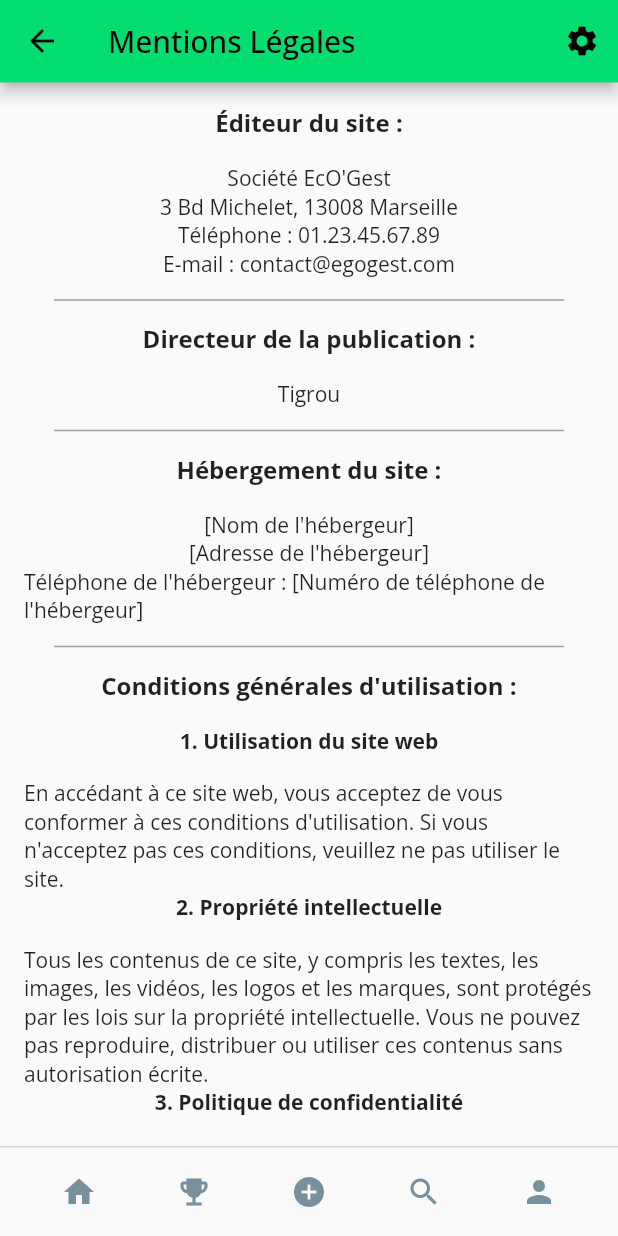
After one commit to Eco-Gest/Frontend-Flutter, a Flutter app: the LegalNotices screen opened by its route, on a phone screen of 412 x 824 dp. The commit adds this screen. Run offline on Flutter 3.47's test engine with Material 2 defaults, Android fonts, the phone set to English and light mode, and no system bars; our stand-ins replace bloc, email_validator, flutter_bloc, flutter_secure_storage, go_router, google_fonts and 1 more; missing offline and left inert: flutter_tagging_plus; accounts and stored records are empty.

Commit message:
:bookmark: [US19] feat(legal): implementation of legal notices

```diff
--- a/ecogest_front/lib/core/router.dart
+++ b/ecogest_front/lib/core/router.dart
@@ -2,6 +2,7 @@ import 'dart:async';
 
 import 'package:ecogest_front/views/challenges_view.dart';
 import 'package:ecogest_front/views/comments_view.dart';
+import 'package:ecogest_front/views/legal/legal_notices_view.dart';
 import 'package:ecogest_front/views/notifications_view.dart';
 import 'package:ecogest_front/views/errors/error404_view.dart';
 import 'package:ecogest_front/views/post_detail_view.dart';
@@ -92,8 +93,7 @@ abstract class AppRouter {
                 commentsList: comments,
                 postId: int.parse(state.pathParameters['id'].toString()),
               );
-          }
-        ),
+            }),
         GoRoute(
           path: '/settings',
           name: SettingsView.name,
@@ -110,6 +110,11 @@ abstract class AppRouter {
           path: '/notifications',
           name: NotificationsView.name,
           builder: (context, state) => NotificationsView(),
+        ),
+        GoRoute(
+          path: '/legal-notices',
+          name: LegalNotices.name,
+          builder: (context, state) => const LegalNotices(),
         ),
       ],
       refreshListenable:
--- /dev/null
+++ b/ecogest_front/lib/views/legal/legal_notices_view.dart
@@ -0,0 +1,89 @@
+import 'package:ecogest_front/widgets/legal_title_widget.dart';
+import 'package:ecogest_front/widgets/post/post_separator.dart';
+import 'package:flutter/material.dart';
+import 'package:ecogest_front/widgets/bottom_bar.dart';
+import 'package:ecogest_front/widgets/app_bar.dart';
+
+class LegalNotices extends StatelessWidget {
+  const LegalNotices({Key? key});
+
+  static String name = 'legal-notices';
+
+  @override
+  Widget build(BuildContext context) {
+    return const Scaffold(
+        appBar: ThemeAppBar(title: 'Mentions Légales'),
+        bottomNavigationBar: AppBarFooter(),
+        body: SingleChildScrollView(
+            child: Padding(
+          padding: EdgeInsets.all(16.0),
+          child: Column(
+            children: [
+              // Editeur
+              Column(children: [
+                LegalTitle(textContent: 'Éditeur du site :'),
+                Text('Société EcO\'Gest'),
+                Text('3 Bd Michelet, 13008 Marseille'),
+                Text('Téléphone : 01.23.45.67.89'),
+                Text('E-mail : contact@egogest.com'),
+              ]),
+              PostSeparator(),
+              // Directeur
+              Column(children: [
+                LegalTitle(textContent: 'Directeur de la publication :'),
+                Text('Tigrou'),
+              ]),
+              PostSeparator(),
+              // Hébergement
+              // TODO : A complété
+              Column(children: [
+                LegalTitle(textContent: 'Hébergement du site :'),
+                Text('[Nom de l\'hébergeur]'),
+                Text('[Adresse de l\'hébergeur]'),
+                Text(
+                    'Téléphone de l\'hébergeur : [Numéro de téléphone de l\'hébergeur]'),
+              ]),
+              PostSeparator(),
+              // CGU
+              Column(children: [
+                LegalTitle(
+                    textContent: 'Conditions générales d\'utilisation :'),
+                LegalTitle(
+                  textContent: '1. Utilisation du site web',
+                  textSize: 14,
+                ),
+                Text(
+                    'En accédant à ce site web, vous acceptez de vous conformer à ces conditions d\'utilisation. Si vous n\'acceptez pas ces conditions, veuillez ne pas utiliser le site.'),
+                LegalTitle(
+                  textContent: '2. Propriété intellectuelle',
+                  textSize: 14,
+                ),
+                Text(
+                    'Tous les contenus de ce site, y compris les textes, les images, les vidéos, les logos et les marques, sont protégés par les lois sur la propriété intellectuelle. Vous ne pouvez pas reproduire, distribuer ou utiliser ces contenus sans autorisation écrite.'),
+                LegalTitle(
+                  textContent: '3. Politique de confidentialité',
+                  textSize: 14,
+                ),
+                // TODO : lien vers la page politique de confidentialité
+                Text(
+                    'Veuillez consulter notre politique de confidentialité pour en savoir plus sur la manière dont nous collectons, utilisons et protégeons vos données personnelles.'),
+              ]),
+              PostSeparator(),
+              // Confidentialité
+              Column(children: [
+                LegalTitle(textContent: 'Politique de confidentialité :'),
+                Text(
+                    'Pour en savoir plus sur notre politique de confidentialité, veuillez consulter notre page dédiée.'),
+              ]),
+              PostSeparator(),
+              // Cookie
+              Column(children: [
+                LegalTitle(textContent: 'Cookies :'),
+                Text(
+                    'Ce site web n\'utilise pas de cookie. Pour en savoir plus sur l\'utilisation des cookies, veuillez consulter notre politique de cookies.'),
+              ])
+            ],
+          ),
+        )));
+  }
+}
--- /dev/null
+++ b/ecogest_front/lib/widgets/legal_title_widget.dart
@@ -0,0 +1,24 @@
+import 'package:flutter/material.dart';
+
+class LegalTitle extends StatelessWidget {
+  const LegalTitle({
+    super.key,
+    required this.textContent,
+    this.textSize,
+  });
+
+  final String textContent;
+  final double? textSize;
+
+  @override
+  Widget build(BuildContext context) {
+    return Padding(
+      padding: const EdgeInsets.only(bottom: 16.0),
+      child: Text(textContent,
+          style: TextStyle(
+            fontSize: textSize ?? 16,
+            fontWeight: FontWeight.bold,
+          )),
+    );
+  }
+}
```
Lines whose indentation alone changed are shown as unchanged.
